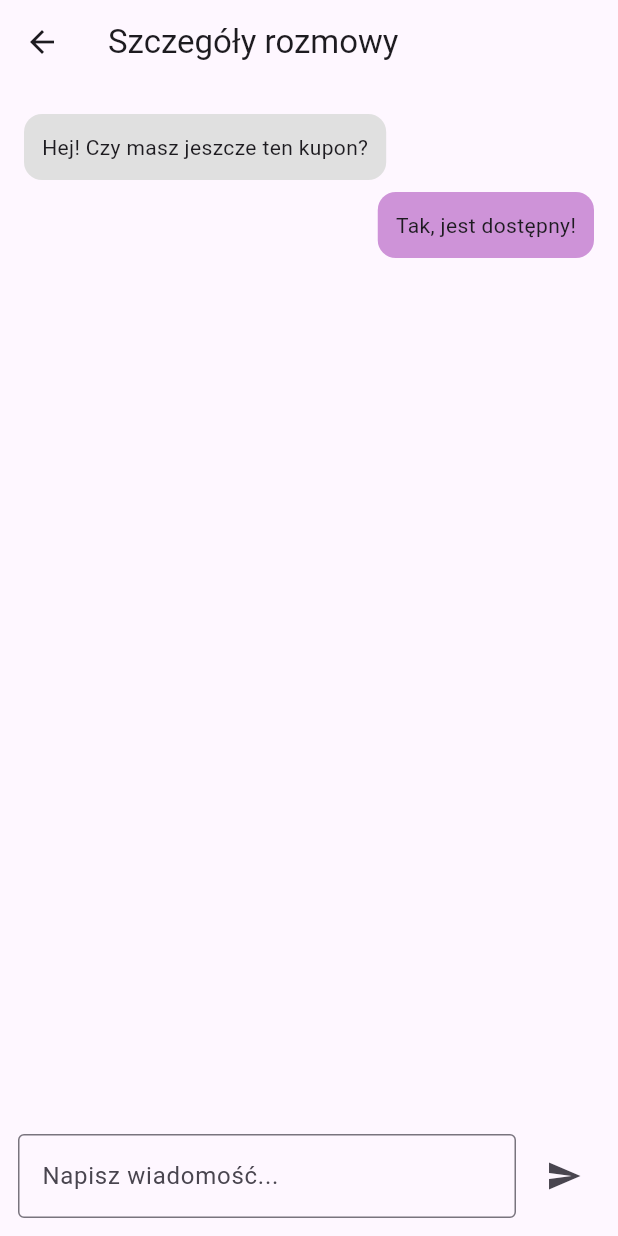
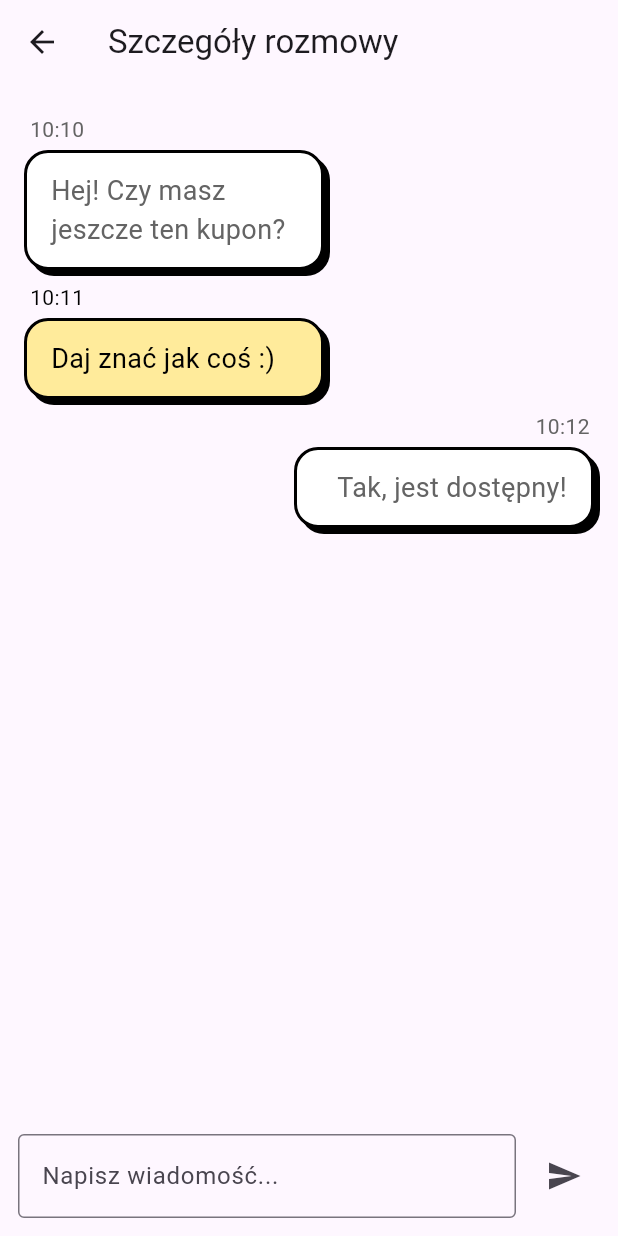
Before and after one commit to PiNereQ/engineering-project, a Flutter app: the ChatDetailScreen screen opened directly, on a phone screen of 412 x 824 dp. Run offline on Flutter 3.47's test engine with Material 3 defaults, Android fonts, the phone set to English and light mode, and no system bars; our stand-ins replace bloc, equatable, firebase_auth, firebase_core, flutter_bloc, flutter_svg; accounts and stored records are empty; generated files the repository leaves out were written again; Roboto replaces fonts that are missing (Itim).

Commit message:
Added chat bubble component

```diff
--- a/lib/presentation/screens/chat_detail_screen.dart
+++ b/lib/presentation/screens/chat_detail_screen.dart
@@ -1,4 +1,5 @@
 import 'package:flutter/material.dart';
+import '../widgets/chat_bubble.dart';
 
 class ChatDetailScreen extends StatelessWidget {
   const ChatDetailScreen({super.key});
@@ -19,13 +20,25 @@ class ChatDetailScreen extends StatelessWidget {
                   alignment: Alignment.centerLeft,
                   child: ChatBubble(
                     text: 'Hej! Czy masz jeszcze ten kupon?',
+                    time: '10:10',
                     isMine: false,
+                    isRead: true,
+                  ),
+                ),
+                Align(
+                  alignment: Alignment.centerLeft,
+                  child: ChatBubble(
+                    text: 'Daj znać jak coś :)',
+                    time: '10:11',
+                    isMine: false,
+                    isRead: false,
                   ),
                 ),
                 Align(
                   alignment: Alignment.centerRight,
                   child: ChatBubble(
                     text: 'Tak, jest dostępny!',
+                    time: '10:12',
                     isMine: true,
                   ),
                 ),
@@ -59,23 +72,3 @@ class ChatDetailScreen extends StatelessWidget {
     );
   }
 }
-
-class ChatBubble extends StatelessWidget {
-  final String text;
-  final bool isMine;
-
-  const ChatBubble({super.key, required this.text, required this.isMine});
-
-  @override
-  Widget build(BuildContext context) {
-    return Container(
-      margin: const EdgeInsets.symmetric(vertical: 4),
-      padding: const EdgeInsets.all(12),
-      decoration: BoxDecoration(
-        color: isMine ? Colors.purple[200] : Colors.grey[300],
-        borderRadius: BorderRadius.circular(12),
-      ),
-      child: Text(text),
-    );
-  }
-}
--- /dev/null
+++ b/lib/presentation/widgets/chat_bubble.dart
@@ -0,0 +1,103 @@
+import 'package:flutter/material.dart';
+
+class ChatBubble extends StatelessWidget {
+  final String text;
+  final String time;
+  final bool isMine;
+  final bool isRead;
+
+  const ChatBubble({
+    super.key,
+    required this.text,
+    required this.time,
+    required this.isMine,
+    this.isRead = true,
+  });
+
+  @override
+  Widget build(BuildContext context) {
+    final alignment =
+        isMine ? CrossAxisAlignment.end : CrossAxisAlignment.start;
+
+    final timeColor = isMine
+        ? const Color(0xFF646464)
+        : (isRead ? const Color(0xFF646464) : Colors.black);
+
+    final backgroundColor = isMine
+        ? Colors.white
+        : (isRead ? Colors.white : const Color(0xFFFFEB9B));
+
+    final textColor = isMine
+        ? const Color(0xFF646464)
+        : (isRead ? const Color(0xFF646464) : Colors.black);
+
+    final borderSide = BorderSide(width: 2);
+    final borderRadius = BorderRadius.circular(16);
+
+    return Container(
+      width: 204,
+      margin: const EdgeInsets.symmetric(vertical: 4),
+      child: Column(
+        mainAxisSize: MainAxisSize.min,
+        crossAxisAlignment: alignment,
+        children: [
+          Container(
+            width: double.infinity,
+            padding: const EdgeInsets.only(left: 4, bottom: 4),
+            child: Row(
+              mainAxisSize: MainAxisSize.min,
+              mainAxisAlignment:
+                  isMine ? MainAxisAlignment.end : MainAxisAlignment.start,
+              children: [
+                SizedBox(
+                  width: 39,
+                  child: Text(
+                    time,
+                    style: TextStyle(
+                      color: timeColor,
+                      fontSize: 14,
+                      fontFamily: 'Itim',
+                      fontWeight: FontWeight.w400,
+                    ),
+                  ),
+                ),
+              ],
+            ),
+          ),
+          Container(
+            width: 200,
+            padding: const EdgeInsets.symmetric(horizontal: 16, vertical: 12),
+            decoration: ShapeDecoration(
+              color: backgroundColor,
+              shape: RoundedRectangleBorder(
+                side: borderSide,
+                borderRadius: borderRadius,
+              ),
+              shadows: const [
+                BoxShadow(
+                  color: Color(0xFF000000),
+                  blurRadius: 0,
+                  offset: Offset(4, 4),
+                  spreadRadius: 0,
+                )
+              ],
+            ),
+            child: SizedBox(
+              width: 168,
+              child: Text(
+                text,
+                textAlign: isMine ? TextAlign.right : TextAlign.left,
+                style: TextStyle(
+                  color: textColor,
+                  fontSize: 18,
+                  fontFamily: 'Itim',
+                  fontWeight: FontWeight.w400,
+                ),
+              ),
+            ),
+          ),
+        ],
+      ),
+    );
+  }
+}
```
